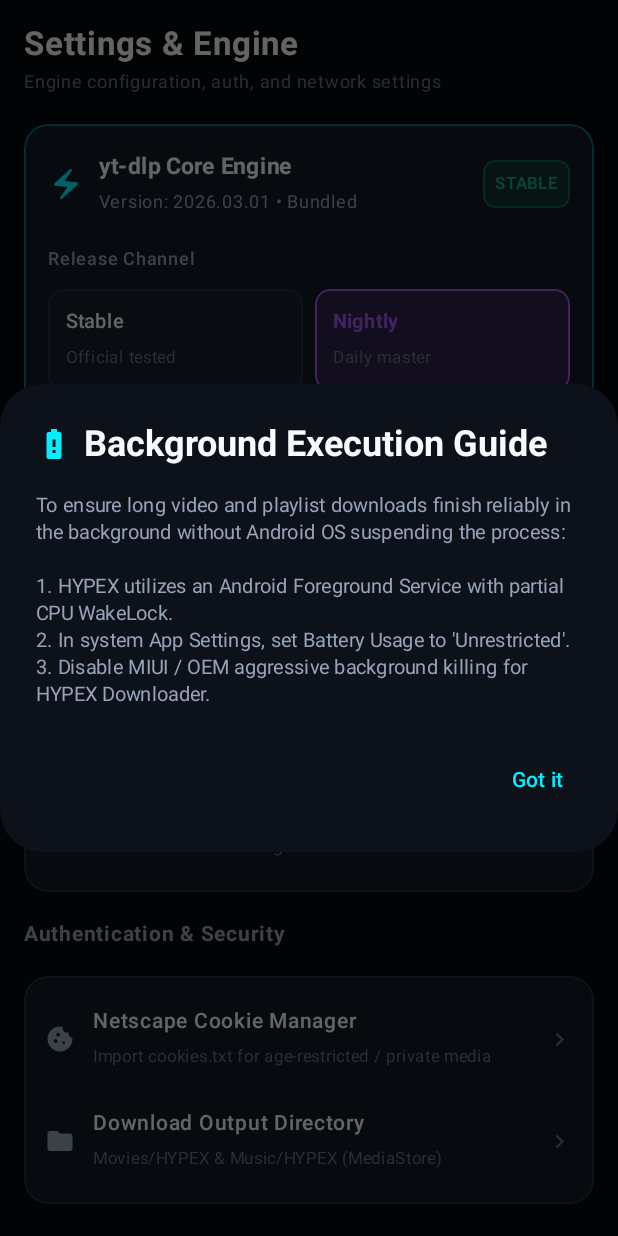
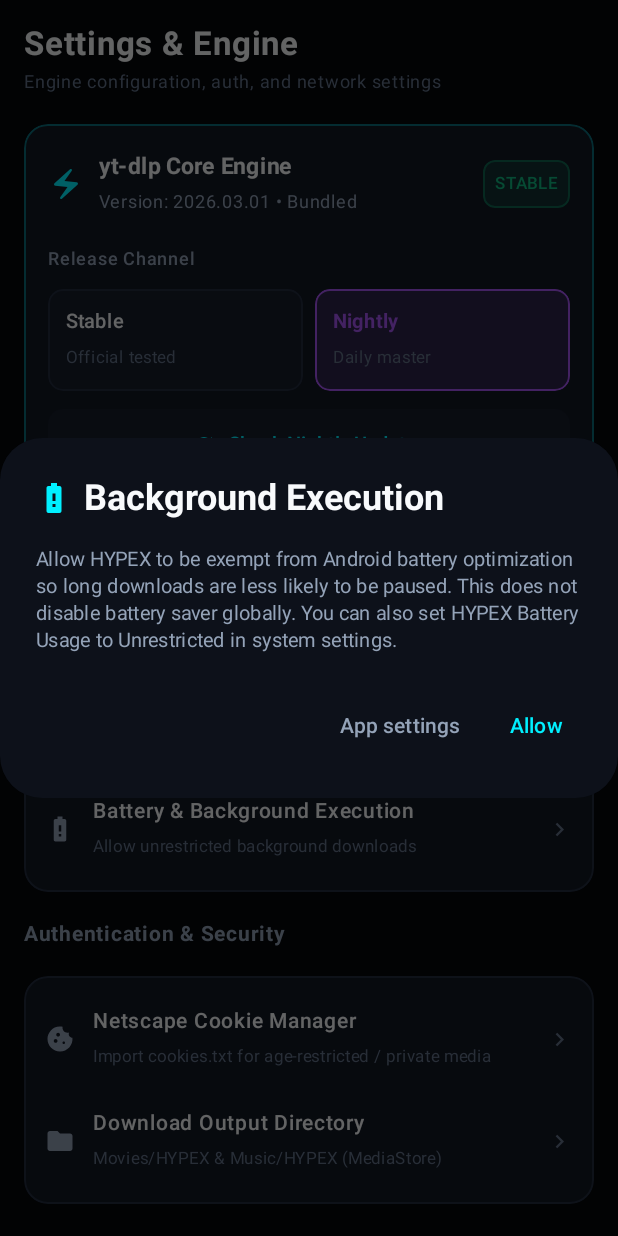
Before and after one commit to exxhypex/Hypex-Downloader, an Android app built with Jetpack Compose: the composable SettingsScreen shown on its own in the app's theme, after a tap on "Battery & Background Execution", on a phone screen of 412 x 824 dp. Run offline under Robolectric (Android 15) with nearby library versions, the phone set to English and light mode, and no system bars; 2 statements that could not run were skipped; 3 other taps on this screen came first.

Commit message:
Implement explicit battery optimization exemption request

```diff
--- a/app/src/main/java/com/example/ui/settings/SettingsScreen.kt
+++ b/app/src/main/java/com/example/ui/settings/SettingsScreen.kt
@@ -120,23 +120,44 @@ fun SettingsScreen(
                 Row(verticalAlignment = Alignment.CenterVertically) {
                     Icon(Icons.Default.BatteryAlert, contentDescription = null, tint = NeonCyan)
                     Spacer(modifier = Modifier.width(8.dp))
-                    Text("Background Execution Guide", fontWeight = FontWeight.Bold, color = TextPrimary)
+                    Text("Background Execution", fontWeight = FontWeight.Bold, color = TextPrimary)
                 }
             },
             text = {
                 Text(
-                    text = "To ensure long video and playlist downloads finish reliably in the background without Android OS suspending the process:\n\n" +
-                            "1. HYPEX utilizes an Android Foreground Service with partial CPU WakeLock.\n" +
-                            "2. In system App Settings, set Battery Usage to 'Unrestricted'.\n" +
-                            "3. Disable MIUI / OEM aggressive background killing for HYPEX Downloader.",
+                    text = if (batteryExemptionGranted) {
+                        "Battery optimization is already disabled for HYPEX. If downloads are still interrupted, set Battery Usage to Unrestricted and disable OEM-specific background restrictions."
+                    } else {
+                        "Allow HYPEX to be exempt from Android battery optimization so long downloads are less likely to be paused. This does not disable battery saver globally. You can also set HYPEX Battery Usage to Unrestricted in system settings."
+                    },
                     fontSize = 13.sp,
                     color = TextSecondary,
                     lineHeight = 18.sp
                 )
             },
             confirmButton = {
-                TextButton(onClick = { showBatteryGuidance = false }) {
-                    Text("Got it", color = NeonCyan)
+                TextButton(onClick = {
+                    showBatteryGuidance = false
+                    if (Build.VERSION.SDK_INT >= Build.VERSION_CODES.M && !batteryExemptionGranted) {
+                        val request = Intent(Settings.ACTION_REQUEST_IGNORE_BATTERY_OPTIMIZATIONS).apply {
+                            data = Uri.parse("package:" + context.packageName)
+                        }
+                        runCatching { context.startActivity(request) }.onFailure {
+                            context.startActivity(Intent(Settings.ACTION_IGNORE_BATTERY_OPTIMIZATION_SETTINGS))
+                        }
+                    }
+                }) {
+                    Text(if (batteryExemptionGranted) "Done" else "Allow", color = NeonCyan)
+                }
+            },
+            dismissButton = {
+                TextButton(onClick = {
+                    showBatteryGuidance = false
+                    context.startActivity(Intent(Settings.ACTION_APPLICATION_DETAILS_SETTINGS).apply {
+                        data = Uri.parse("package:" + context.packageName)
+                    })
+                }) {
+                    Text("App settings", color = TextSecondary)
                 }
             },
             containerColor = SurfaceDark
```
